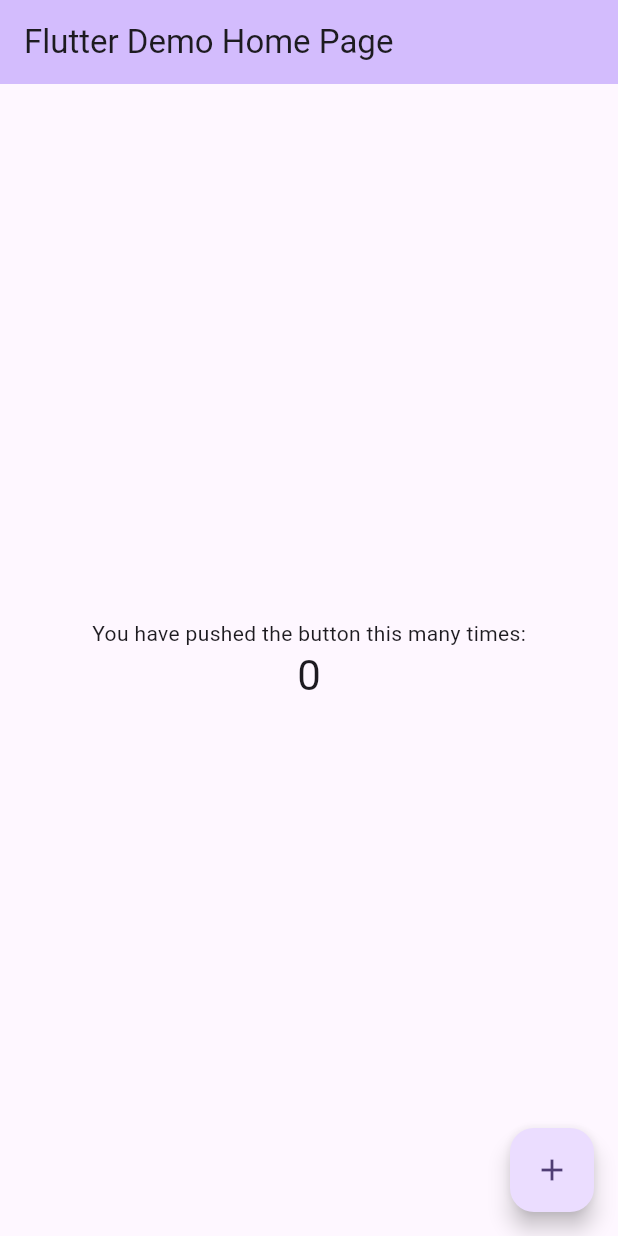
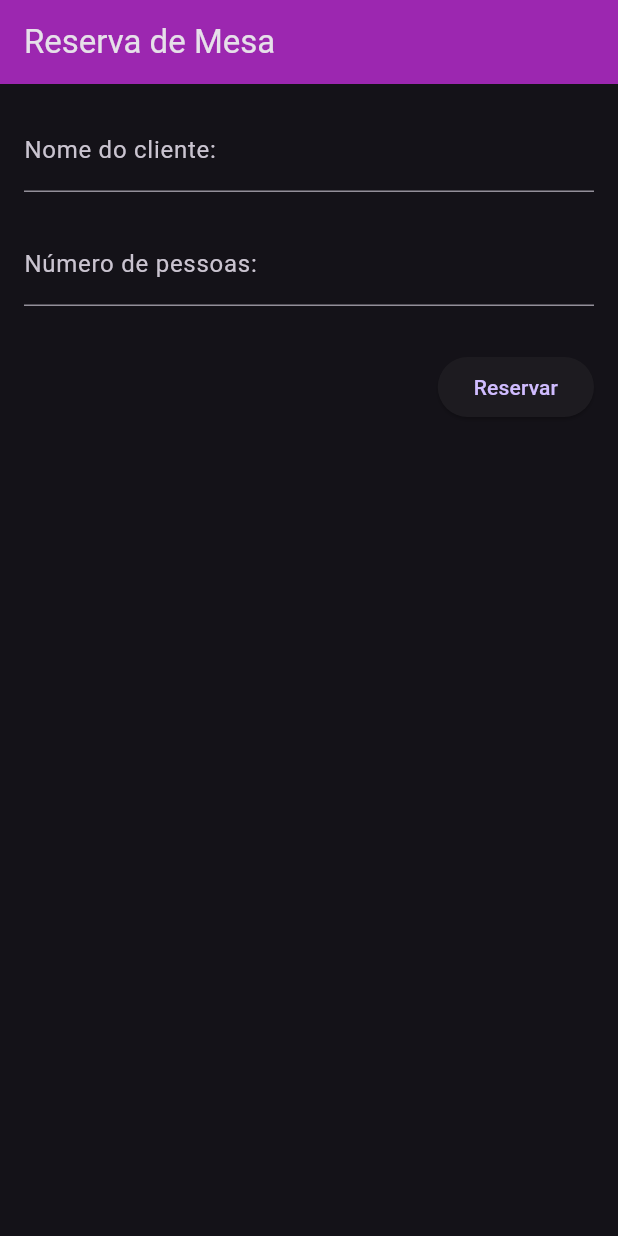
Before and after one commit to nzmansi/check05_92955, a Flutter app: the screen it shows after launch, on a phone screen of 412 x 824 dp. Run offline on Flutter 3.47's test engine with Material 3 defaults, Android fonts, the phone set to English and light mode, and no system bars.

Commit message:
Finalizando o projeto

```diff
--- a/lib/main.dart
+++ b/lib/main.dart
@@ -1,125 +1,144 @@
 import 'package:flutter/material.dart';
 
 void main() {
-  runApp(const MyApp());
+  runApp(MyApp());
 }
 
 class MyApp extends StatelessWidget {
-  const MyApp({super.key});
-
-  // This widget is the root of your application.
   @override
   Widget build(BuildContext context) {
+
     return MaterialApp(
-      title: 'Flutter Demo',
+      title: 'Reservas de Mesa',
+
       theme: ThemeData(
-        // This is the theme of your application.
-        //
-        // TRY THIS: Try running your application with "flutter run". You'll see
-        // the application has a purple toolbar. Then, without quitting the app,
-        // try changing the seedColor in the colorScheme below to Colors.green
-        // and then invoke "hot reload" (save your changes or press the "hot
-        // reload" button in a Flutter-supported IDE, or press "r" if you used
-        // the command line to start the app).
-        //
-        // Notice that the counter didn't reset back to zero; the application
-        // state is not lost during the reload. To reset the state, use hot
-        // restart instead.
-        //
-        // This works for code too, not just values: Most code changes can be
-        // tested with just a hot reload.
-        colorScheme: ColorScheme.fromSeed(seedColor: Colors.deepPurple),
-        useMaterial3: true,
+        brightness: Brightness.dark,
+        primarySwatch: Colors.pink,
       ),
-      home: const MyHomePage(title: 'Flutter Demo Home Page'),
+
+      home: ReservaForm(),
+    );
+
+  }
+}
+
+class ReservaForm extends StatefulWidget {
+  @override
+  _ReservaFormState createState() => _ReservaFormState();
+}
+
+class _ReservaFormState extends State<ReservaForm> {
+
+  final _formKey = GlobalKey<FormState>();
+  final _nomeController = TextEditingController();
+  final _numeroController = TextEditingController();
+
+  void _submitForm() {
+    if (_formKey.currentState!.validate()) {
+      Navigator.push(
+        context,
+        MaterialPageRoute(
+          builder: (context) => TelaDeConfirmacao(nome: _nomeController.text),
+        ),
       );
     }
   }
 
-class MyHomePage extends StatefulWidget {
-  const MyHomePage({super.key, required this.title});
+  @override
+  Widget build(BuildContext context) {
+    return Scaffold(
 
-  // This widget is the home page of your application. It is stateful, meaning
-  // that it has a State object (defined below) that contains fields that affect
-  // how it looks.
+      appBar: AppBar(
+        title: Text('Reserva de Mesa'),
+        backgroundColor: Colors.purple,
+      ),
 
-  // This class is the configuration for the state. It holds the values (in this
-  // case the title) provided by the parent (in this case the App widget) and
-  // used by the build method of the State. Fields in a Widget subclass are
-  // always marked "final".
+      body: Padding(
 
-  final String title;
+        padding: EdgeInsets.all(16.0),
 
-  @override
-  State<MyHomePage> createState() => _MyHomePageState();
+        child: Form(
+
+          key: _formKey,
+
+          child: Column(
+
+            crossAxisAlignment: CrossAxisAlignment.start,
+
+            children: [
+
+              TextFormField(
+                controller: _nomeController,
+                decoration: InputDecoration(labelText: 'Nome do cliente:'),
+                validator: (value) {
+                  if (value == null || value.isEmpty) {
+                    return 'Por favor, insira o nome do cliente';
+                  } else if (value.length < 4) {
+                    return 'O nome deve ter ao menos 4 caracteres';
+                  }
+                  return null;
+                },
+              ),
+
+              SizedBox(height: 20),
+
+              TextFormField(
+                controller: _numeroController,
+                decoration: InputDecoration(labelText: 'Número de pessoas:'),
+                keyboardType: TextInputType.number,
+                validator: (value) {
+                  if (value == null || value.isEmpty) {
+                    return 'Por favor, insira o número de pessoas';
+                  }
+                  final numero = int.tryParse(value);
+                  if (numero == null || numero < 1 || numero > 20) {
+                    return 'O número de pessoas deve ser entre 1 e 20';
+                  }
+                  return null;
+                },
+              ),
+
+              SizedBox(height: 30),
+
+              Align(
+                alignment: Alignment.centerRight,
+                child: ElevatedButton(
+                  onPressed: _submitForm,
+                  child: Text('Reservar'),
+                ),
+              ),
+
+            ],
+          ),
+        ),
+      ),
+    );
+  }
 }
 
-class _MyHomePageState extends State<MyHomePage> {
-  int _counter = 0;
+class TelaDeConfirmacao extends StatelessWidget {
+  final String nome;
 
-  void _incrementCounter() {
-    setState(() {
-      // This call to setState tells the Flutter framework that something has
-      // changed in this State, which causes it to rerun the build method below
-      // so that the display can reflect the updated values. If we changed
-      // _counter without calling setState(), then the build method would not be
-      // called again, and so nothing would appear to happen.
-      _counter++;
-    });
-  }
+  TelaDeConfirmacao({required this.nome});
 
   @override
   Widget build(BuildContext context) {
-    // This method is rerun every time setState is called, for instance as done
-    // by the _incrementCounter method above.
-    //
-    // The Flutter framework has been optimized to make rerunning build methods
-    // fast, so that you can just rebuild anything that needs updating rather
-    // than having to individually change instances of widgets.
     return Scaffold(
+
       appBar: AppBar(
-        // TRY THIS: Try changing the color here to a specific color (to
-        // Colors.amber, perhaps?) and trigger a hot reload to see the AppBar
-        // change color while the other colors stay the same.
-        backgroundColor: Theme.of(context).colorScheme.inversePrimary,
-        // Here we take the value from the MyHomePage object that was created by
-        // the App.build method, and use it to set our appbar title.
-        title: Text(widget.title),
+        title: Text('Confirmação de Reserva'),
+        backgroundColor: Colors.purple,
       ),
+
       body: Center(
-        // Center is a layout widget. It takes a single child and positions it
-        // in the middle of the parent.
-        child: Column(
-          // Column is also a layout widget. It takes a list of children and
-          // arranges them vertically. By default, it sizes itself to fit its
-          // children horizontally, and tries to be as tall as its parent.
-          //
-          // Column has various properties to control how it sizes itself and
-          // how it positions its children. Here we use mainAxisAlignment to
-          // center the children vertically; the main axis here is the vertical
-          // axis because Columns are vertical (the cross axis would be
-          // horizontal).
-          //
-          // TRY THIS: Invoke "debug painting" (choose the "Toggle Debug Paint"
-          // action in the IDE, or press "p" in the console), to see the
-          // wireframe for each widget.
-          mainAxisAlignment: MainAxisAlignment.center,
-          children: <Widget>[
-            const Text(
-              'You have pushed the button this many times:',
+
+        child: Text(
+          'Mesa reservada para $nome!',
+          style: TextStyle(fontSize: 32),
         ),
-            Text(
-              '$_counter',
-              style: Theme.of(context).textTheme.headlineMedium,
+
       ),
-          ],
-        ),
-      ),
-      floatingActionButton: FloatingActionButton(
-        onPressed: _incrementCounter,
-        tooltip: 'Increment',
-        child: const Icon(Icons.add),
-      ), // This trailing comma makes auto-formatting nicer for build methods.
+
     );
   }
 }
```
Also changed, not shown: 1 other file. Lines whose indentation alone changed are shown as unchanged.
